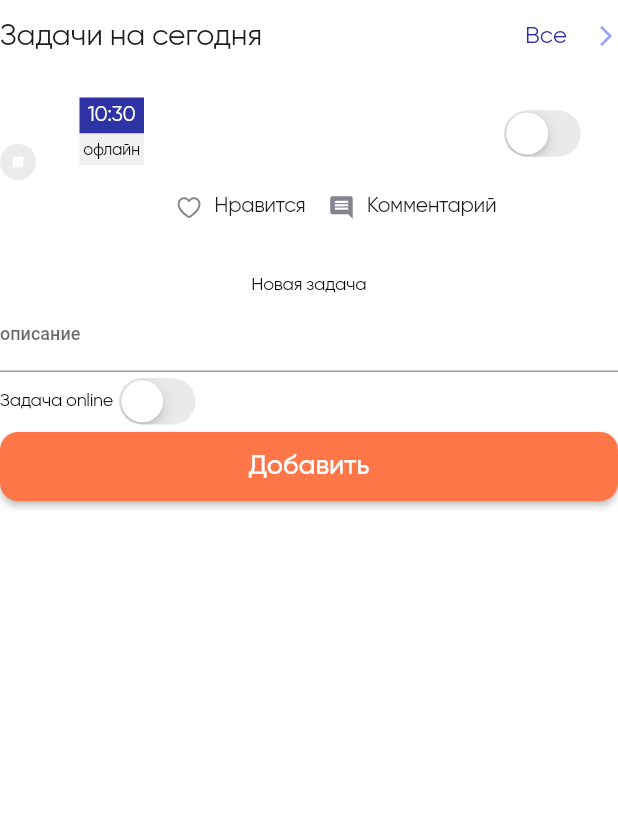
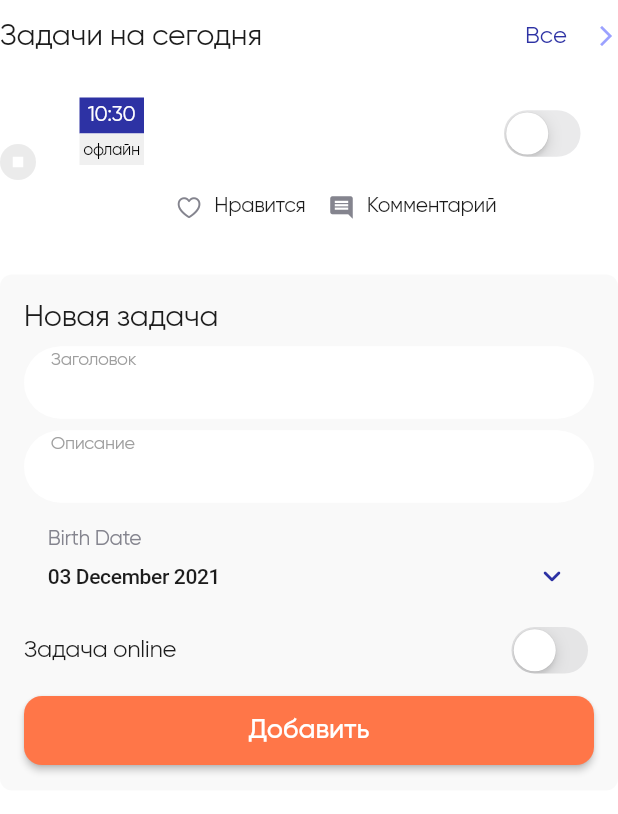
Before and after one commit to kirillnepomiluev/psbonboardingIT, a Flutter app: the TaskManageWidget widget shown alone on an empty page, opened directly with empty values, after a tap on "Добавить", on a phone screen of 412 x 824 dp. Shown: the top 814 px of the screen. Run offline on Flutter 3.47's test engine with Material 2 defaults, Android fonts, the light colour scheme and no system bars; our stand-ins replace cloud_firestore, expandable_text, firebase_auth, firebase_core, flutter_sticky_header, fluttertoast and 3 more; missing offline and left inert: extended_sliver, hovering; accounts and stored records are empty.

Commit message:
fix task_manage (add datePicker)

```diff
--- a/lib/tasksManager/task_manage.dart
+++ b/lib/tasksManager/task_manage.dart
@@ -7,16 +7,21 @@ import 'package:flutter_app_digital_finals/home/widgets/box_task.dart';
 import 'package:flutter_app_digital_finals/main.dart';
 import 'package:flutter_app_digital_finals/themes/colors.dart';
 import 'package:flutter_app_digital_finals/widgets/buttons.dart';
+import 'package:intl/intl.dart';
 
 class TaskManageWidget extends StatefulWidget {
   final String employeeID;
-  TaskManageWidget({Key? key, required this.employeeID}) : super (key: key);
+
+  TaskManageWidget({Key? key, required this.employeeID}) : super(key: key);
+
   @override
   State<TaskManageWidget> createState() => _TaskManageWidgetState();
 }
 
 class _TaskManageWidgetState extends State<TaskManageWidget> {
+  var _birthDate = DateTime.now();
   TextEditingController controllerTaskName = TextEditingController();
+  TextEditingController controllerHeader = TextEditingController();
 
   bool taskOnline = false;
 
@@ -24,53 +29,123 @@ class _TaskManageWidgetState extends State<TaskManageWidget> {
   Widget build(BuildContext context) {
     if (FirebaseAuth.instance.currentUser == null) {
       return Container();
-    }
-    else {
-      return  Column(
+    } else {
+      return Column(
         children: [
           tasksList(widget.employeeID),
           Container(
-          child: Column(children: [
-               Text("Новая задача"),
-               TextFormField(
-                 decoration: InputDecoration( labelText: "описание"),
+            padding: const EdgeInsets.all(16),
+            decoration: BoxDecoration(
+              borderRadius: BorderRadius.circular(8),
+              color: const Color(0xFFF9F9F9),
+            ),
+            child: Column(
+              crossAxisAlignment: CrossAxisAlignment.start,
+              children: [
+                const Text("Новая задача",style: TextStyle(color: blackTextPSB,fontWeight: FontWeight.w400,fontSize: 20,fontFamily: 'Gilroy'),),
+                Container(height: 8,),
+                _textField(
+                  labelText: "Заголовок",
+                  controller: controllerHeader,
+                ),
+                Container(height: 8,),
+                _textField(
+                  labelText: "Описание",
                   controller: controllerTaskName,
-
                 ),
-              Container( ), // TODO тут нужен выбор времени
+                Container(height: 8,),
+                CustomDateSelector(
+                  context,
+                  const EdgeInsets.symmetric(vertical: 0, horizontal: 0),
+                  "Birth Date",
+                  _birthDate,
+                  _onBirthDateChanged,
+                  const BoxDecoration(
+                    color: Color(0xFFF9F9F9)
+                  ),
+                ),
+                Container(height: 10,),
                 Row(
+                  mainAxisAlignment: MainAxisAlignment.spaceBetween,
                   children: [
-               const Text("Задача online" ),
+                    const Text("Задача online",style: TextStyle(fontFamily: 'Gilroy',fontSize: 16,color: blackTextPSB,fontWeight: FontWeight.w400),),
                     CupertinoSwitch(
                       activeColor: blueTextPSB,
-                  onChanged: (value){
+                      onChanged: (value) {
+                        setState(() {
                           taskOnline = value;
+                        });
                       },
                       value: taskOnline,
                     ),
                   ],
                 ),
-            bigButton(onPressed: () {
-               store.collection("users").doc(widget.employeeID).collection("tasks").add({
-                 'online' :  taskOnline ,
-                 "textTask" : controllerTaskName.text,
-                 "completed" : false,
-                 "time": DateTime.now()
+                Container(height: 10,),
+                bigButton(
+                    onPressed: () {
+                      store
+                          .collection("users")
+                          .doc(widget.employeeID)
+                          .collection("tasks")
+                          .add({
+                        'online': taskOnline,
+                        "textTask": controllerTaskName.text,
+                        "headerTextTask": controllerHeader.text,
+                        "completed": false,
+                        "time": _birthDate
                       });
-            } , text: "Добавить")
-
-          ],),
+                    },
+                    text: "Добавить")
+              ],
+            ),
           )
         ],
       );
     }
   }
 
- Widget  tasksList(String userID) {
+  Widget _textField({TextEditingController? controller,String labelText = 'Описание'}){
+    return Container(
+      decoration: const BoxDecoration(
+        color: Colors.white,
+        borderRadius: BorderRadius.all(Radius.circular(68)),
+      ),
+      child: Row(
+        mainAxisAlignment: MainAxisAlignment.center,
+        children: [
+          Expanded(
+            child: Padding(
+              padding: const EdgeInsets.symmetric(horizontal: 16),
+              child: TextFieldFilter(
+                context,
+                const BoxDecoration(
+                    color: Colors.white,
+                    borderRadius: BorderRadius.only(
+                        topLeft: Radius.circular(8),
+                        topRight: Radius.circular(8),
+                        bottomLeft: Radius.circular(8),
+                        bottomRight: Radius.circular(8))),
+                hinttext: labelText,
+                controller: controller,
+              ),
+            ),
+          ),
+        ],
+      ),
+    );
+  }
+
+  void _onBirthDateChanged(DateTime value) {
+    setState(() {
+      _birthDate = value;
+    });
+  }
+
+
+  Widget tasksList(String userID) {
     if (FirebaseAuth.instance.currentUser == null) {
       return Container();
-   }
-   else {
+    } else {
       return Container(
         margin: const EdgeInsets.only(bottom: 15),
         child: Column(
@@ -99,9 +174,8 @@ class _TaskManageWidgetState extends State<TaskManageWidget> {
                       final bool firstItem = item == 0;
                       bool nextCompleted = false;
                       if (!lastItem) {
-                       nextCompleted = (snapData.docs[item + 1].data() as Map<
-                           String,
-                           dynamic>)["completed"];
+                        nextCompleted = (snapData.docs[item + 1].data()
+                            as Map<String, dynamic>)["completed"];
                       }
 
                       return BoxTask(
@@ -125,6 +199,82 @@ class _TaskManageWidgetState extends State<TaskManageWidget> {
         ),
       );
     }
+  }
+
+  Widget CustomDateSelector(
+      BuildContext context,
+      EdgeInsetsGeometry margin,
+      String hint,
+      DateTime dateTime,
+      Function(DateTime) callback,
+      BoxDecoration decoration) {
+    return Container(
+      margin: margin,
+      padding: const EdgeInsets.symmetric(horizontal: 16, vertical: 8),
+      decoration: decoration,
+      child: InkWell(
+        onTap: () {
+          final firstDate = DateTime(DateTime.now().year - 100);
+          final lastDate = DateTime(DateTime.now().year - 18, DateTime.now().month, DateTime.now().day);
+
+          showDatePicker(
+            context: context,
+            initialDate: dateTime,
+            firstDate: firstDate.isBefore(dateTime) ? firstDate : dateTime,
+            lastDate: lastDate.isAfter(dateTime) ? lastDate : dateTime,
+            errorFormatText: '',
+            errorInvalidText: '',
+          ).then((value) => {if (value != null) callback(value)});
+        },
+        child: Column(
+          crossAxisAlignment: CrossAxisAlignment.start,
+          children: [
+            Text(
+              hint,
+              style: const TextStyle(
+                  fontWeight: FontWeight.w400,
+                  fontStyle: FontStyle.normal,
+                  fontSize: 14,
+                  color: lightBlackTextPSB),
+            ),
+            Padding(
+              padding: const EdgeInsets.only(top: 4.0),
+              child: Row(
+                crossAxisAlignment: CrossAxisAlignment.center,
+                children: [
+                  Expanded(
+                    child: Text(
+                      dateFullFromMilliseconds(dateTime.millisecondsSinceEpoch),
+                      style: const TextStyle(
+                          fontWeight: FontWeight.w500,
+                          fontStyle: FontStyle.normal,
+                          fontSize: 14,
+                          fontFamily: 'Roboto',
+                          color: blackTextPSB),
+                    ),
+                  ),
+                  const Icon(
+                    Icons.keyboard_arrow_down_rounded,
+                    color: blueTextPSB,
+                    size: 24,
+                  ),
+                ],
+              ),
+            ),
+          ],
+        ),
+      ),
+    );
+  }
+
+  String dateFullFromMilliseconds(int time) {
+    if (time == null) {
+      return "Not assigned";
+    }
+    DateTime date = DateTime.fromMillisecondsSinceEpoch((time));
+
+    return DateFormat('dd MMMM yyyy', 'en_US').format(date);
+  }
+
 
 }
-}
```
Lines whose indentation alone changed are shown as unchanged.
